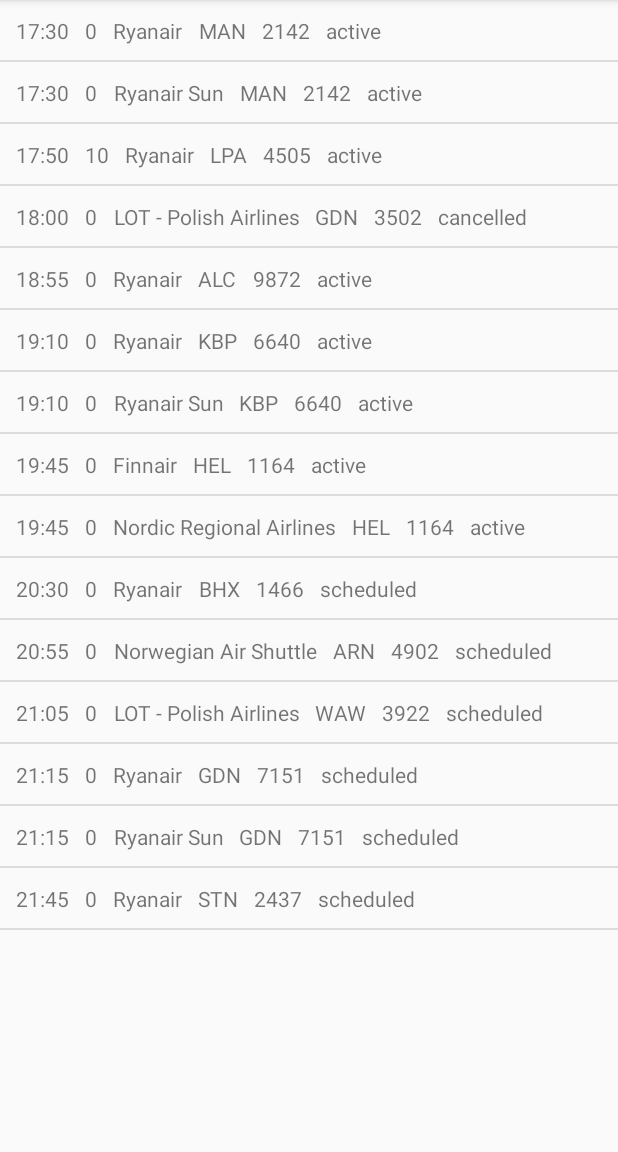
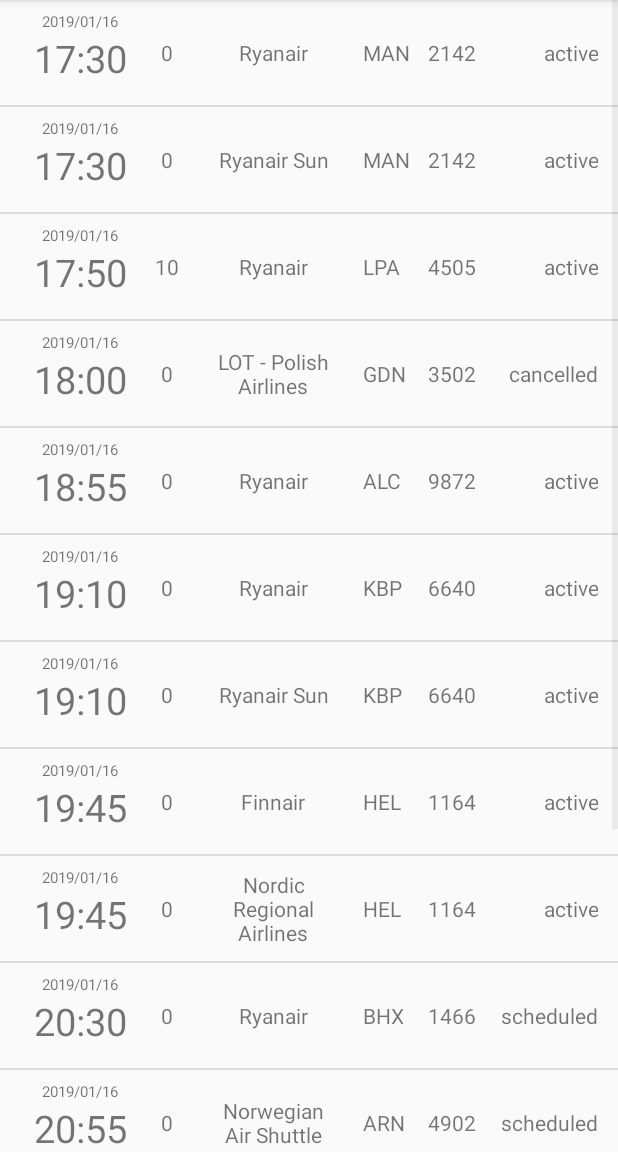
Before and after one commit to karkaminski/Airport, an Android app: the DepartureActivity screen opened directly, with no data from a screen before it, on a phone screen of 412 x 824 dp, the part 84-1236 px from its top. Run offline under Robolectric (Android 15) with nearby library versions, the phone set to English and light mode, and no system bars.

Commit message:
visual polish departures actv

```diff
--- a/app/src/main/java/com/karkaminski/airport/DepartureAdapter.java
+++ b/app/src/main/java/com/karkaminski/airport/DepartureAdapter.java
@@ -32,24 +32,25 @@ public class DepartureAdapter extends ArrayAdapter<Departure> {
         Departure currentDeparture = getItem(position);
 
         TextView scheduledTime = (TextView) listItemView.findViewById(R.id.scheduled_time);
+        TextView scheduledDate = (TextView) listItemView.findViewById(R.id.scheduled_date);
         TextView estimatedTime = (TextView) listItemView.findViewById(R.id.estimated_time);
         TextView airlineName = (TextView) listItemView.findViewById(R.id.airline_name);
         TextView arrivalCode = (TextView) listItemView.findViewById(R.id.arrival_code);
         TextView flightNumber = (TextView) listItemView.findViewById(R.id.flight_number);
         TextView eventStatus = (TextView) listItemView.findViewById(R.id.event_status);
 
-        scheduledTime.setText(formatDate(currentDeparture.getScheduledTime()));
+        scheduledTime.setText(formatTime(currentDeparture.getScheduledTime()));
+        scheduledDate.setText(formatDate(currentDeparture.getScheduledTime()));
 
         estimatedTime.setText(String.valueOf(currentDeparture.getDelayInMinutes()));
         airlineName.setText(currentDeparture.getAirlineName());
         arrivalCode.setText(currentDeparture.getArrivalCode());
         flightNumber.setText(currentDeparture.getFlightNumber());
         eventStatus.setText(currentDeparture.getEventStatus());
-
-
         return listItemView;
     }
-    private String formatDate (String dateJson){
+
+    private String formatTime (String dateJson){
         SimpleDateFormat inputTime = new SimpleDateFormat("yyyy-MM-dd'T'HH:mm:ss.SSS");
         SimpleDateFormat outputTime = new SimpleDateFormat("HH:mm");
         try {
@@ -61,4 +62,17 @@ public class DepartureAdapter extends ArrayAdapter<Departure> {
             return "exception";
         }
     }
+
+    private String formatDate (String dateJson){
+        SimpleDateFormat inputTime = new SimpleDateFormat("yyyy-MM-dd'T'HH:mm:ss.SSS");
+        SimpleDateFormat outputTime = new SimpleDateFormat("yyyy/MM/dd");
+        try {
+            Date formattedDate = inputTime.parse(dateJson);
+            String outputDate = outputTime.format(formattedDate);
+            return outputDate;
+        } catch (ParseException e) {
+            e.printStackTrace();
+            return "exception";
+        }
+    }
 }
--- a/app/src/main/res/layout/list_item.xml
+++ b/app/src/main/res/layout/list_item.xml
@@ -1,50 +1,111 @@
 <?xml version="1.0" encoding="utf-8"?>
-<LinearLayout
-    xmlns:android="http://schemas.android.com/apk/res/android"
+<LinearLayout xmlns:android="http://schemas.android.com/apk/res/android"
+    xmlns:app="http://schemas.android.com/apk/res-auto"
+    xmlns:tools="http://schemas.android.com/tools"
     android:layout_width="match_parent"
-    android:layout_height="40dp"
+    android:layout_height="70dp"
     android:padding="5dp">
 
-    <TextView
-        android:id="@+id/scheduled_time"
-        android:layout_width="wrap_content"
-        android:layout_height="match_parent"
-        android:text="18:25"
-        android:padding="5dp"
-        android:gravity="center"/>
-    <TextView
-        android:id="@+id/estimated_time"
-        android:layout_width="wrap_content"
-        android:layout_height="match_parent"
-        android:text="18:33"
-        android:padding="5dp"
-        android:gravity="center"/>
-    <TextView
-        android:id="@+id/airline_name"
-        android:layout_width="wrap_content"
-        android:layout_height="match_parent"
-        android:text="RYANAIR"
-        android:padding="5dp"
-        android:gravity="center"/>
-    <TextView
-        android:id="@+id/arrival_code"
-        android:layout_width="wrap_content"
-        android:layout_height="match_parent"
-        android:text="NAP"
-        android:padding="5dp"
-        android:gravity="center"/>
-    <TextView
-        android:id="@+id/flight_number"
-        android:layout_width="wrap_content"
-        android:layout_height="match_parent"
-        android:text="FR4045"
-        android:padding="5dp"
-        android:gravity="center"/>
-    <TextView
-        android:id="@+id/event_status"
-        android:layout_width="wrap_content"
-        android:layout_height="match_parent"
-        android:text="Landed"
-        android:padding="5dp"
-        android:gravity="center"/>
+    <android.support.constraint.ConstraintLayout
+        android:layout_width="match_parent"
+        android:layout_height="match_parent">
+
+        <TextView
+            android:id="@+id/event_status"
+            android:layout_width="70dp"
+            android:layout_height="wrap_content"
+            android:layout_marginTop="8dp"
+            android:layout_marginEnd="8dp"
+            android:layout_marginRight="8dp"
+            android:layout_marginBottom="8dp"
+            android:text="active"
+            app:layout_constraintBottom_toBottomOf="parent"
+            app:layout_constraintEnd_toEndOf="parent"
+            app:layout_constraintTop_toTopOf="parent"
+            android:gravity="end"/>
+
+        <TextView
+            android:id="@+id/flight_number"
+            android:layout_width="35dp"
+            android:layout_height="wrap_content"
+            android:layout_marginTop="8dp"
+            android:layout_marginEnd="8dp"
+            android:layout_marginRight="8dp"
+            android:layout_marginBottom="8dp"
+            android:text="0044"
+            app:layout_constraintBottom_toBottomOf="parent"
+            app:layout_constraintEnd_toStartOf="@+id/event_status"
+            app:layout_constraintTop_toTopOf="parent" />
+
+        <TextView
+            android:id="@+id/arrival_code"
+            android:layout_width="35dp"
+            android:layout_height="wrap_content"
+            android:layout_marginTop="8dp"
+            android:layout_marginEnd="8dp"
+            android:layout_marginRight="8dp"
+            android:layout_marginBottom="8dp"
+            android:text="KRK"
+            app:layout_constraintBottom_toBottomOf="parent"
+            app:layout_constraintEnd_toStartOf="@+id/flight_number"
+            app:layout_constraintTop_toTopOf="parent" />
+
+        <TextView
+            android:id="@+id/airline_name"
+            android:layout_width="80dp"
+            android:layout_height="wrap_content"
+            android:layout_marginStart="8dp"
+            android:layout_marginLeft="8dp"
+            android:layout_marginTop="8dp"
+            android:layout_marginEnd="8dp"
+            android:layout_marginRight="8dp"
+            android:layout_marginBottom="8dp"
+            android:text="Ryianair"
+            app:layout_constraintBottom_toBottomOf="parent"
+            app:layout_constraintEnd_toStartOf="@+id/arrival_code"
+            app:layout_constraintStart_toEndOf="@+id/estimated_time"
+            app:layout_constraintTop_toTopOf="parent"
+            android:gravity="center"/>
+
+        <TextView
+            android:id="@+id/estimated_time"
+            android:layout_width="20dp"
+            android:layout_height="wrap_content"
+            android:layout_marginStart="8dp"
+            android:layout_marginLeft="8dp"
+            android:layout_marginTop="8dp"
+            android:layout_marginBottom="8dp"
+            android:text="10"
+            app:layout_constraintBottom_toBottomOf="parent"
+            app:layout_constraintStart_toEndOf="@+id/scheduled_time"
+            app:layout_constraintTop_toTopOf="parent"
+            android:gravity="center"/>
+
+        <TextView
+            android:id="@+id/scheduled_date"
+            android:layout_width="80dp"
+            android:layout_height="wrap_content"
+            android:layout_marginStart="8dp"
+            android:layout_marginLeft="8dp"
+            android:layout_marginTop="2dp"
+            android:text="2019/01/17"
+            app:layout_constraintStart_toStartOf="parent"
+            app:layout_constraintTop_toTopOf="parent"
+            android:gravity="center"
+            android:textSize="10dp"/>
+
+        <TextView
+            android:id="@+id/scheduled_time"
+            android:layout_width="80dp"
+            android:layout_height="wrap_content"
+            android:layout_marginStart="8dp"
+            android:layout_marginLeft="8dp"
+            android:layout_marginTop="0dp"
+            android:text="12:50"
+            app:layout_constraintStart_toStartOf="parent"
+            app:layout_constraintTop_toBottomOf="@+id/scheduled_date"
+            android:gravity="center"
+            android:textSize="25dp"/>
+
+    </android.support.constraint.ConstraintLayout>
 </LinearLayout>
```
